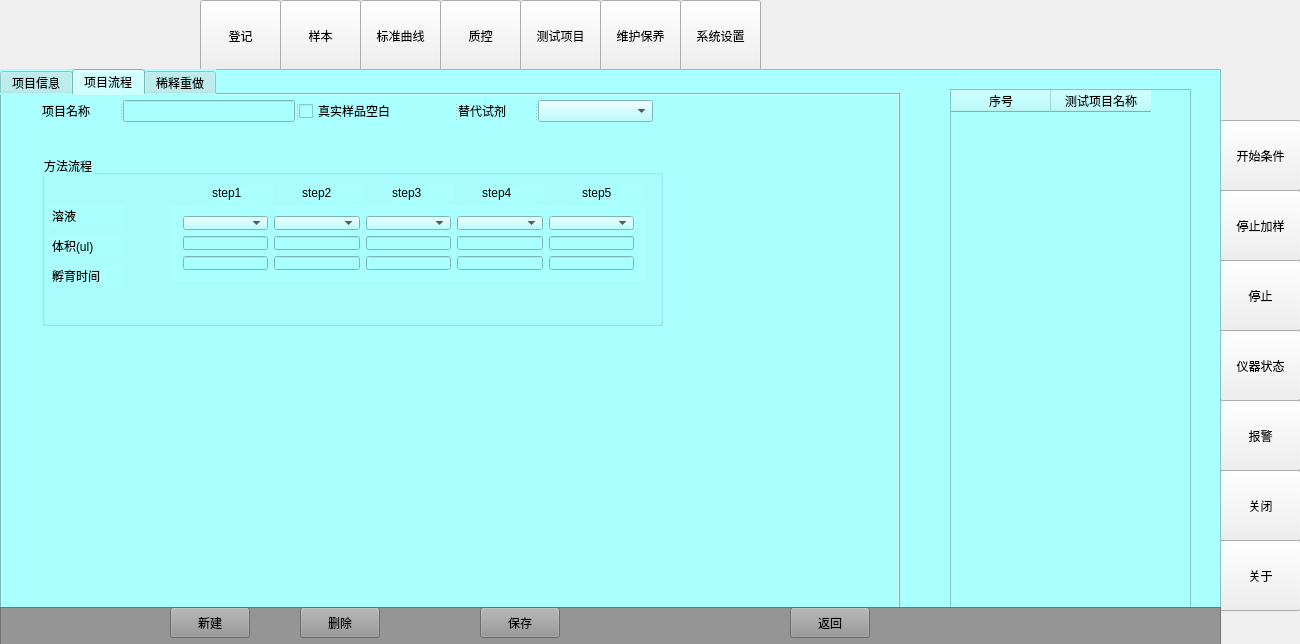
lsoftp/water, file mainwindow.ui: the form before one commit.
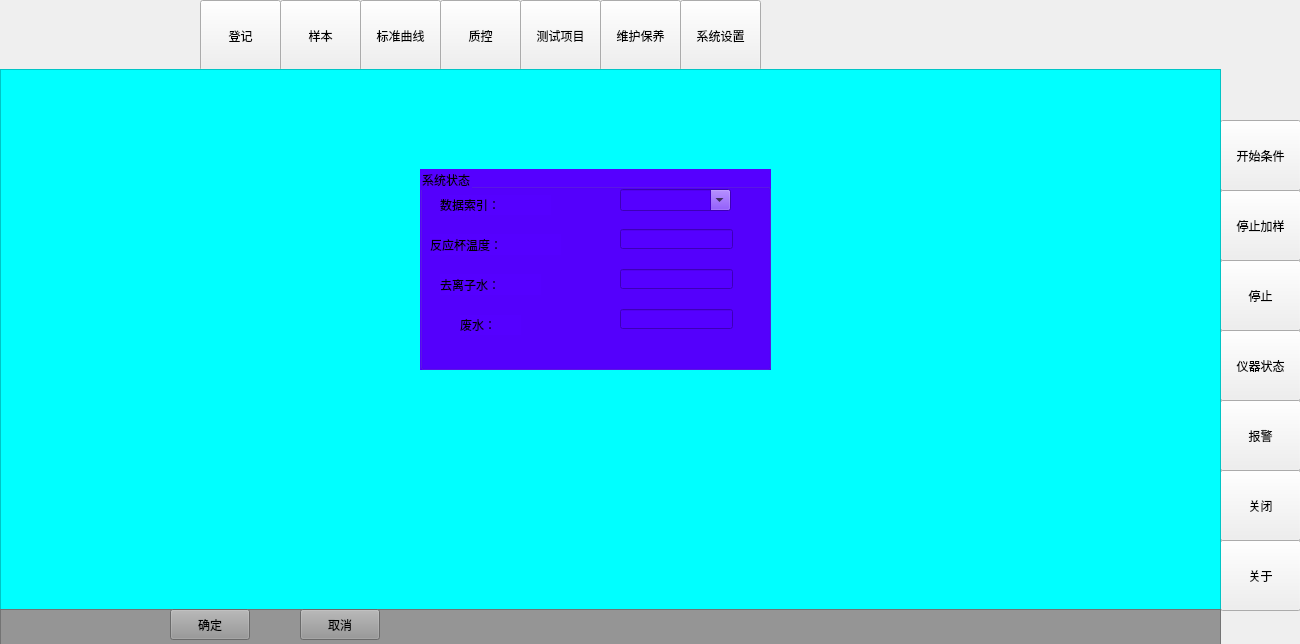
The form after the commit. Icons and pictures are not drawn.

Patch:
```diff
--- a/mainwindow.ui
+++ b/mainwindow.ui
@@ -386,18 +386,50 @@
       </property>
      </widget>
     </widget>
-    <widget class="QPushButton" name="pushButton">
+    <widget class="QFrame" name="frame_9">
      <property name="geometry">
       <rect>
-       <x>470</x>
+       <x>0</x>
        <y>540</y>
-       <width>75</width>
-       <height>23</height>
+       <width>1221</width>
+       <height>40</height>
       </rect>
      </property>
-     <property name="text">
-      <string>确定</string>
+     <property name="styleSheet">
+      <string notr="true">background-color: rgb(149, 149, 149);</string>
      </property>
+     <property name="frameShape">
+      <enum>QFrame::StyledPanel</enum>
+     </property>
+     <property name="frameShadow">
+      <enum>QFrame::Raised</enum>
+     </property>
+     <widget class="QPushButton" name="pushButton_13">
+      <property name="geometry">
+       <rect>
+        <x>170</x>
+        <y>0</y>
+        <width>80</width>
+        <height>31</height>
+       </rect>
+      </property>
+      <property name="text">
+       <string>确定</string>
+      </property>
+     </widget>
+     <widget class="QPushButton" name="pushButton_14">
+      <property name="geometry">
+       <rect>
+        <x>300</x>
+        <y>0</y>
+        <width>80</width>
+        <height>31</height>
+       </rect>
+      </property>
+      <property name="text">
+       <string>取消</string>
+      </property>
+     </widget>
     </widget>
    </widget>
    <widget class="QFrame" name="frame_2">
@@ -2120,10 +2152,10 @@
    <zorder>toolButton_12</zorder>
    <zorder>toolButton_13</zorder>
    <zorder>toolButton_14</zorder>
-   <zorder>frame</zorder>
    <zorder>frame_2</zorder>
    <zorder>toolButton</zorder>
    <zorder>frame_3</zorder>
+   <zorder>frame</zorder>
   </widget>
  </widget>
  <layoutdefault spacing="6" margin="11"/>
```
